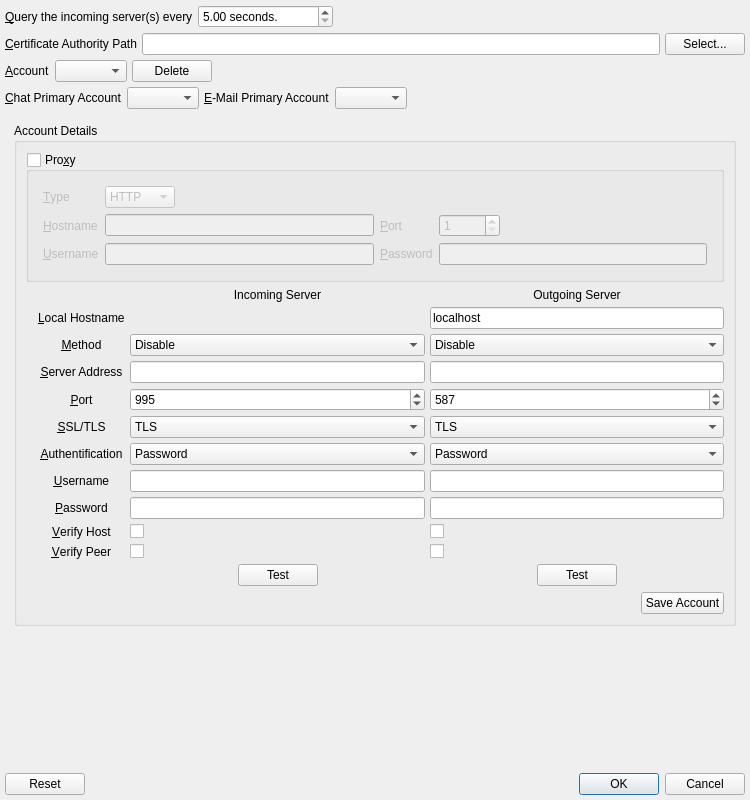
Before: the Qt Designer form branches/trunk/UI/spot-on-poptastic-retrophone-settings.ui in textbrowser/spot-on, drawn with Qt 5.
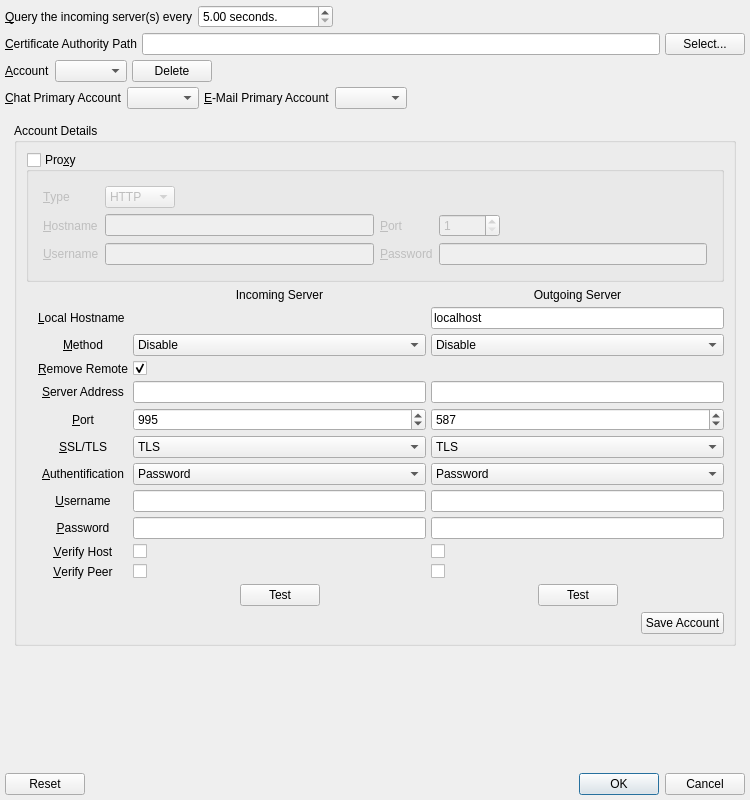
After: the same form once the commit is applied. Icons and pictures are not drawn.

Commit message: New Poptastic option for optional removal of remote entries upon retrieval.

Diff of the .ui file:
```diff
--- a/branches/trunk/UI/spot-on-poptastic-retrophone-settings.ui
+++ b/branches/trunk/UI/spot-on-poptastic-retrophone-settings.ui
@@ -209,7 +209,7 @@
         <x>0</x>
         <y>0</y>
         <width>740</width>
-        <height>639</height>
+        <height>641</height>
        </rect>
       </property>
       <layout class="QVBoxLayout" name="verticalLayout_3">
@@ -445,7 +445,7 @@
                 </item>
                </widget>
               </item>
-              <item row="7" column="3">
+              <item row="8" column="3">
                <widget class="QComboBox" name="out_authentication">
                 <property name="sizeAdjustPolicy">
                  <enum>QComboBox::AdjustToContents</enum>
@@ -457,7 +457,7 @@
                 </item>
                </widget>
               </item>
-              <item row="3" column="0">
+              <item row="4" column="0">
                <widget class="QLabel" name="label_4">
                 <property name="text">
                  <string>&amp;Server Address</string>
@@ -470,7 +470,7 @@
                 </property>
                </widget>
               </item>
-              <item row="7" column="1">
+              <item row="8" column="1">
                <widget class="QComboBox" name="in_authentication">
                 <property name="sizeAdjustPolicy">
                  <enum>QComboBox::AdjustToContents</enum>
@@ -482,14 +482,14 @@
                 </item>
                </widget>
               </item>
-              <item row="9" column="1">
+              <item row="10" column="1">
                <widget class="QLineEdit" name="in_password">
                 <property name="echoMode">
                  <enum>QLineEdit::Password</enum>
                 </property>
                </widget>
               </item>
-              <item row="7" column="0">
+              <item row="8" column="0">
                <widget class="QLabel" name="label_7">
                 <property name="text">
                  <string>&amp;Authentification</string>
@@ -502,7 +502,7 @@
                 </property>
                </widget>
               </item>
-              <item row="6" column="1">
+              <item row="7" column="1">
                <widget class="QComboBox" name="in_ssltls">
                 <property name="currentIndex">
                  <number>2</number>
@@ -527,13 +527,13 @@
                 </item>
                </widget>
               </item>
-              <item row="3" column="1">
+              <item row="4" column="1">
                <widget class="QLineEdit" name="in_server_address"/>
               </item>
-              <item row="8" column="1">
+              <item row="9" column="1">
                <widget class="QLineEdit" name="in_username"/>
               </item>
-              <item row="5" column="1">
+              <item row="6" column="1">
                <widget class="QSpinBox" name="in_server_port">
                 <property name="minimum">
                  <number>1</number>
@@ -546,7 +546,7 @@
                 </property>
                </widget>
               </item>
-              <item row="9" column="0">
+              <item row="10" column="0">
                <widget class="QLabel" name="label_9">
                 <property name="text">
                  <string>&amp;Password</string>
@@ -579,16 +579,19 @@
                 </item>
                </widget>
               </item>
-              <item row="8" column="3">
-               <widget class="QLineEdit" name="out_username"/>
-              </item>
               <item row="9" column="3">
+               <widget class="QLineEdit" name="out_username"/>
+              </item>
+              <item row="10" column="3">
                <widget class="QLineEdit" name="out_password">
                 <property name="echoMode">
                  <enum>QLineEdit::Password</enum>
                 </property>
                </widget>
               </item>
+              <item row="4" column="3">
+               <widget class="QLineEdit" name="out_server_address"/>
+              </item>
               <item row="2" column="0">
                <widget class="QLabel" name="label_10">
                 <property name="text">
@@ -612,9 +615,6 @@
                 </property>
                </widget>
               </item>
-              <item row="3" column="3">
-               <widget class="QLineEdit" name="out_server_address"/>
-              </item>
               <item row="0" column="1">
                <widget class="QLabel" name="label">
                 <property name="text">
@@ -625,7 +625,7 @@
                 </property>
                </widget>
               </item>
-              <item row="6" column="3">
+              <item row="7" column="3">
                <widget class="QComboBox" name="out_ssltls">
                 <property name="currentIndex">
                  <number>2</number>
@@ -650,7 +650,7 @@
                 </item>
                </widget>
               </item>
-              <item row="12" column="1">
+              <item row="13" column="1">
                <layout class="QHBoxLayout" name="horizontalLayout">
                 <property name="spacing">
                  <number>5</number>
@@ -690,7 +690,7 @@
                 </item>
                </layout>
               </item>
-              <item row="5" column="3">
+              <item row="6" column="3">
                <widget class="QSpinBox" name="out_server_port">
                 <property name="minimum">
                  <number>1</number>
@@ -703,7 +703,7 @@
                 </property>
                </widget>
               </item>
-              <item row="5" column="0">
+              <item row="6" column="0">
                <widget class="QLabel" name="label_5">
                 <property name="text">
                  <string>&amp;Port</string>
@@ -716,7 +716,7 @@
                 </property>
                </widget>
               </item>
-              <item row="8" column="0">
+              <item row="9" column="0">
                <widget class="QLabel" name="label_8">
                 <property name="text">
                  <string>&amp;Username</string>
@@ -729,7 +729,7 @@
                 </property>
                </widget>
               </item>
-              <item row="6" column="0">
+              <item row="7" column="0">
                <widget class="QLabel" name="label_3">
                 <property name="text">
                  <string>&amp;SSL/TLS</string>
@@ -742,7 +742,7 @@
                 </property>
                </widget>
               </item>
-              <item row="12" column="3">
+              <item row="13" column="3">
                <layout class="QHBoxLayout" name="horizontalLayout_2">
                 <property name="spacing">
                  <number>5</number>
@@ -782,7 +782,7 @@
                 </item>
                </layout>
               </item>
-              <item row="10" column="0">
+              <item row="11" column="0">
                <widget class="QLabel" name="label_16">
                 <property name="text">
                  <string>&amp;Verify Host</string>
@@ -795,21 +795,21 @@
                 </property>
                </widget>
               </item>
-              <item row="10" column="1">
+              <item row="11" column="1">
                <widget class="QCheckBox" name="in_verify_host">
                 <property name="text">
                  <string/>
                 </property>
                </widget>
               </item>
-              <item row="10" column="3">
+              <item row="11" column="3">
                <widget class="QCheckBox" name="out_verify_host">
                 <property name="text">
                  <string/>
                 </property>
                </widget>
               </item>
-              <item row="11" column="0">
+              <item row="12" column="0">
                <widget class="QLabel" name="label_18">
                 <property name="text">
                  <string>&amp;Verify Peer</string>
@@ -822,14 +822,14 @@
                 </property>
                </widget>
               </item>
-              <item row="11" column="1">
+              <item row="12" column="1">
                <widget class="QCheckBox" name="in_verify_peer">
                 <property name="text">
                  <string/>
                 </property>
                </widget>
               </item>
-              <item row="11" column="3">
+              <item row="12" column="3">
                <widget class="QCheckBox" name="out_verify_peer">
                 <property name="text">
                  <string/>
@@ -853,6 +853,29 @@
                 </property>
                </widget>
               </item>
+              <item row="3" column="0">
+               <widget class="QLabel" name="label_23">
+                <property name="text">
+                 <string>&amp;Remove Remote</string>
+                </property>
+                <property name="buddy">
+                 <cstring>in_remove_remote</cstring>
+                </property>
+               </widget>
+              </item>
+              <item row="3" column="1">
+               <widget class="QCheckBox" name="in_remove_remote">
+                <property name="toolTip">
+                 <string>&lt;html&gt;&lt;head/&gt;&lt;body&gt;&lt;p&gt;Attempt to remove retrieved entries from the remote server.&lt;/p&gt;&lt;/body&gt;&lt;/html&gt;</string>
+                </property>
+                <property name="text">
+                 <string/>
+                </property>
+                <property name="checked">
+                 <bool>true</bool>
+                </property>
+               </widget>
+              </item>
              </layout>
             </item>
            </layout>
```
Left out of the diff: 1 changed line with no effect on the pictures. The commit also changes 5 other files.
